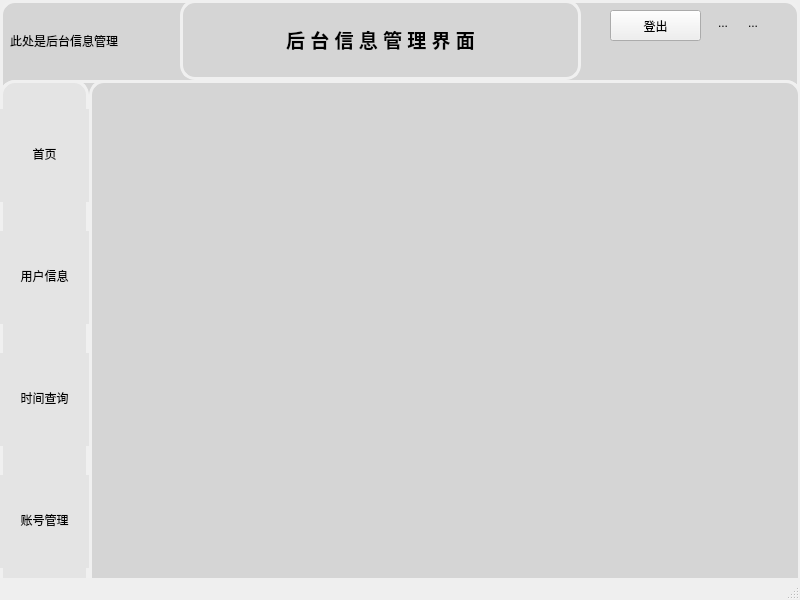
ClearDewy/CDSignInSystem, file CDSignInSystem/backend.ui: the form before one commit.
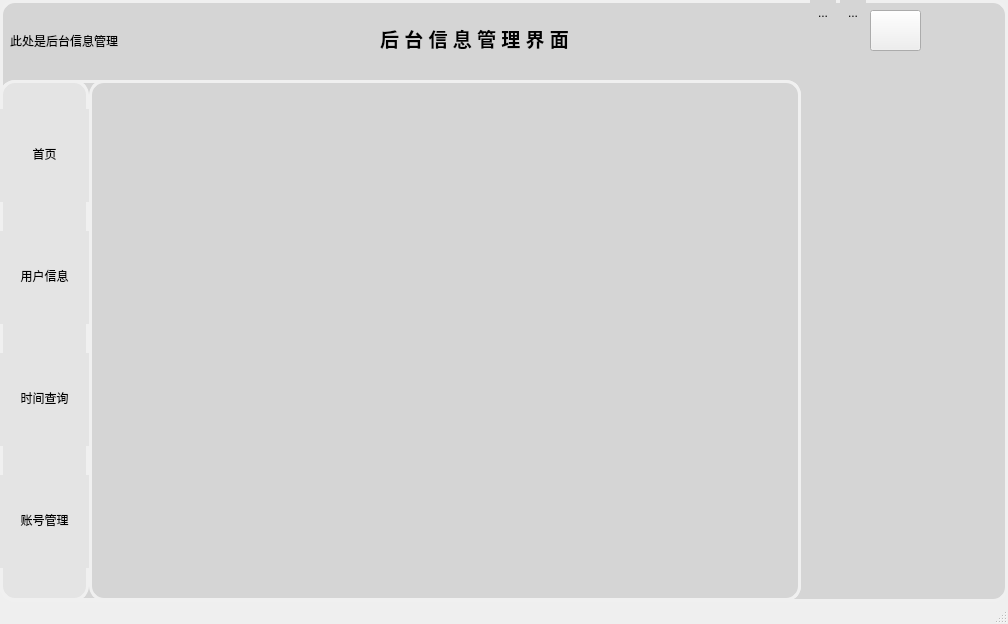
The form after the commit. The open tabs and pages were chosen to show the change.

```diff
--- a/CDSignInSystem/backend.ui
+++ b/CDSignInSystem/backend.ui
@@ -6,8 +6,8 @@
    <rect>
     <x>0</x>
     <y>0</y>
-    <width>800</width>
-    <height>600</height>
+    <width>1008</width>
+    <height>624</height>
    </rect>
   </property>
   <property name="windowTitle">
@@ -37,36 +37,20 @@
      <string>此处是后台信息管理</string>
     </property>
    </widget>
-   <widget class="QWidget" name="verticalLayoutWidget_2">
-    <property name="geometry">
-     <rect>
-      <x>180</x>
-      <y>0</y>
-      <width>401</width>
-      <height>80</height>
-     </rect>
-    </property>
-    <layout class="QVBoxLayout" name="verticalLayout_2">
-     <item alignment="Qt::AlignHCenter">
-      <widget class="QLabel" name="label_2">
-       <property name="text">
-        <string>&lt;html&gt;&lt;head/&gt;&lt;body&gt;&lt;p&gt;&lt;span style=&quot; font-size:14pt; font-weight:700;&quot;&gt;后 台 信 息 管 理 界 面&lt;/span&gt;&lt;/p&gt;&lt;/body&gt;&lt;/html&gt;</string>
-       </property>
-      </widget>
-     </item>
-    </layout>
-   </widget>
    <widget class="QPushButton" name="LogOut">
     <property name="geometry">
      <rect>
-      <x>610</x>
+      <x>870</x>
       <y>10</y>
-      <width>91</width>
-      <height>31</height>
+      <width>51</width>
+      <height>41</height>
      </rect>
     </property>
+    <property name="styleSheet">
+     <string notr="true"/>
+    </property>
     <property name="text">
-     <string>登出</string>
+     <string/>
     </property>
    </widget>
    <widget class="QWidget" name="widget" native="true">
@@ -308,8 +292,8 @@
    <widget class="QToolButton" name="minSizeButton">
     <property name="geometry">
      <rect>
-      <x>710</x>
-      <y>10</y>
+      <x>810</x>
+      <y>0</y>
       <width>26</width>
       <height>26</height>
      </rect>
@@ -347,8 +331,8 @@
    <widget class="QToolButton" name="closeButton">
     <property name="geometry">
      <rect>
-      <x>740</x>
-      <y>10</y>
+      <x>840</x>
+      <y>0</y>
       <width>26</width>
       <height>26</height>
      </rect>
@@ -383,6 +367,19 @@
      <string>...</string>
     </property>
    </widget>
+   <widget class="QLabel" name="label_2">
+    <property name="geometry">
+     <rect>
+      <x>380</x>
+      <y>0</y>
+      <width>233</width>
+      <height>78</height>
+     </rect>
+    </property>
+    <property name="text">
+     <string>&lt;html&gt;&lt;head/&gt;&lt;body&gt;&lt;p&gt;&lt;span style=&quot; font-size:14pt; font-weight:700;&quot;&gt;后 台 信 息 管 理 界 面&lt;/span&gt;&lt;/p&gt;&lt;/body&gt;&lt;/html&gt;</string>
+    </property>
+   </widget>
   </widget>
   <widget class="QStatusBar" name="statusbar"/>
  </widget>
```
Left out of the diff: 92 changed lines with no effect on the pictures.
